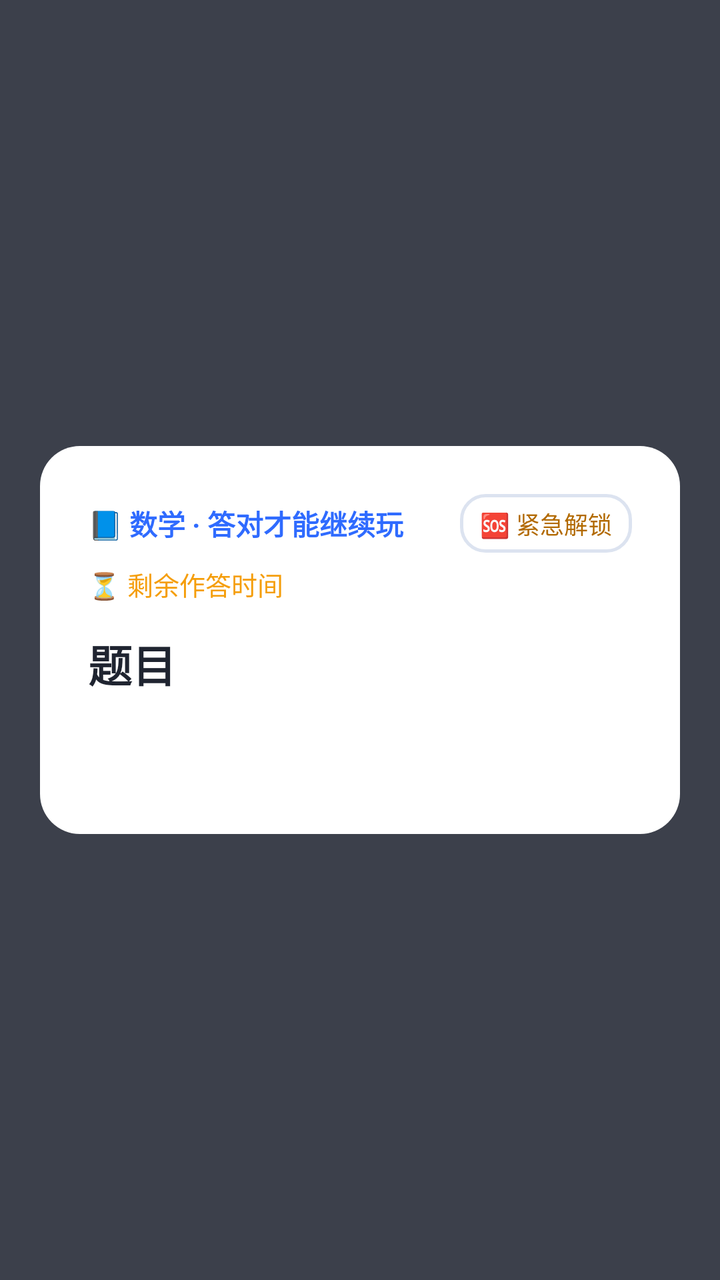
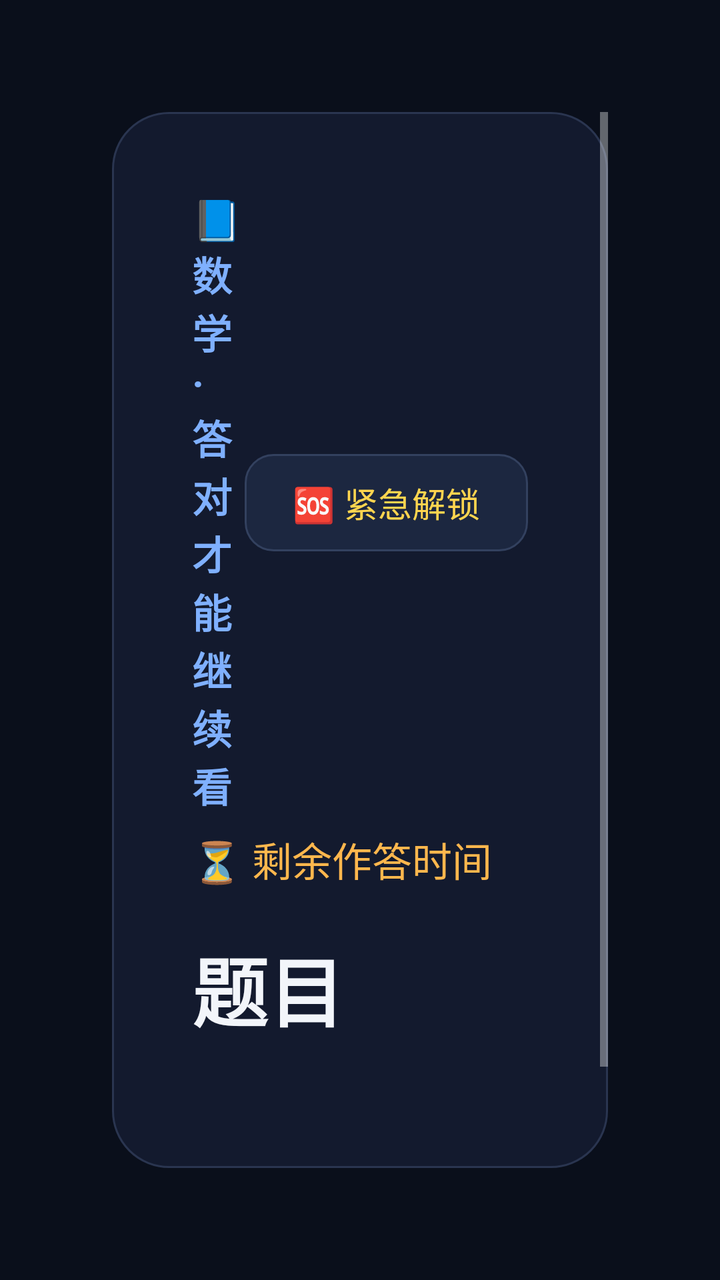

Two renders of the same Android screen: before a commit and after it. Below are the layout's source before the change and the commit's diff.
<!-- AndroidManifest.xml: application theme Theme.AnswerLock -->
<!-- res/layout/activity_quiz.xml -->
<?xml version="1.0" encoding="utf-8"?>
<FrameLayout xmlns:android="http://schemas.android.com/apk/res/android"
    android:layout_width="match_parent"
    android:layout_height="match_parent"
    android:background="#CC0D1220"
    android:gravity="center">

    
    <ScrollView
        android:id="@+id/quizBox"
        android:layout_width="match_parent"
        android:layout_height="wrap_content"
        android:layout_gravity="center"
        android:layout_margin="20dp"
        android:background="@drawable/bg_card">

        <LinearLayout
            android:layout_width="match_parent"
            android:layout_height="wrap_content"
            android:orientation="vertical"
            android:padding="24dp">

            
            <LinearLayout
                android:layout_width="match_parent"
                android:layout_height="wrap_content"
                android:gravity="center_vertical"
                android:orientation="horizontal">

                <TextView
                    android:id="@+id/subjectTv"
                    android:layout_width="0dp"
                    android:layout_height="wrap_content"
                    android:layout_weight="1"
                    android:text="📘 数学 · 答对才能继续玩"
                    android:textColor="#2F6BFF"
                    android:textSize="14sp"
                    android:textStyle="bold" />

                <TextView
                    android:id="@+id/emergencyBtn"
                    android:layout_width="wrap_content"
                    android:layout_height="wrap_content"
                    android:background="@drawable/bg_field"
                    android:clickable="true"
                    android:focusable="true"
                    android:paddingStart="10dp"
                    android:paddingTop="6dp"
                    android:paddingEnd="10dp"
                    android:paddingBottom="6dp"
                    android:text="🆘 紧急解锁"
                    android:textColor="#B26A00"
                    android:textSize="12sp" />
            </LinearLayout>

            
            <LinearLayout
                android:id="@+id/quizPanel"
                android:layout_width="match_parent"
                android:layout_height="wrap_content"
                android:orientation="vertical">

            <TextView
                android:id="@+id/penaltyTv"
                android:layout_width="wrap_content"
                android:layout_height="wrap_content"
                android:layout_marginTop="4dp"
                android:text="⚠️ 答错加题"
                android:textColor="#E5484D"
                android:textSize="13sp"
                android:textStyle="bold"
                android:visibility="gone" />

            <TextView
                android:id="@+id/timerTv"
                android:layout_width="wrap_content"
                android:layout_height="wrap_content"
                android:layout_marginTop="6dp"
                android:text="⏳ 剩余作答时间"
                android:textColor="#F59E0B"
                android:textSize="13sp" />

            <TextView
                android:id="@+id/questionTv"
                android:layout_width="match_parent"
                android:layout_height="wrap_content"
                android:layout_marginTop="14dp"
                android:layout_marginBottom="14dp"
                android:text="题目"
                android:textColor="#1F2430"
                android:textSize="22sp"
                android:textStyle="bold" />

            <LinearLayout
                android:id="@+id/optionsBox"
                android:layout_width="match_parent"
                android:layout_height="wrap_content"
                android:orientation="vertical" />

            <TextView
                android:id="@+id/feedbackTv"
                android:layout_width="match_parent"
                android:layout_height="wrap_content"
                android:layout_marginTop="12dp"
                android:gravity="center"
                android:textColor="#1F2430"
                android:textSize="14sp" />

            <TextView
                android:id="@+id/explainTv"
                android:layout_width="match_parent"
                android:layout_height="wrap_content"
                android:layout_marginTop="10dp"
                android:background="#F2F6FF"
                android:lineSpacingExtra="4dp"
                android:padding="12dp"
                android:textColor="#1F2430"
                android:textSize="13sp"
                android:visibility="gone" />

            <Button
                android:id="@+id/replayBtn"
                android:layout_width="match_parent"
                android:layout_height="42dp"
                android:layout_marginTop="8dp"
                android:backgroundTint="#EEF2FF"
                android:text="🔊 再听一遍讲解"
                android:textColor="#2F6BFF"
                android:visibility="gone" />
            </LinearLayout>

            
            <LinearLayout
                android:id="@+id/emgBox"
                android:layout_width="match_parent"
                android:layout_height="wrap_content"
                android:orientation="vertical"
                android:visibility="gone">

                <TextView
                    android:layout_width="wrap_content"
                    android:layout_height="wrap_content"
                    android:text="🆘 家长紧急解锁"
                    android:textColor="#1F2430"
                    android:textSize="19sp"
                    android:textStyle="bold" />

                <TextView
                    android:layout_width="match_parent"
                    android:layout_height="wrap_content"
                    android:layout_marginTop="8dp"
                    android:background="#FFF4E5"
                    android:lineSpacingExtra="3dp"
                    android:padding="12dp"
                    android:text="输入家长密码后：\n· 本轮题目立即作废，不用再答\n· 接下来 10 分钟不弹题、不计使用时长\n· 10 分钟后自动恢复守护"
                    android:textColor="#8C4038"
                    android:textSize="13sp" />

                <EditText
                    android:id="@+id/emgPwd"
                    android:layout_width="match_parent"
                    android:layout_height="48dp"
                    android:layout_marginTop="14dp"
                    android:background="@drawable/bg_field"
                    android:gravity="center"
                    android:hint="家长密码"
                    android:inputType="numberPassword"
                    android:maxLength="8"
                    android:textSize="16sp" />

                <TextView
                    android:id="@+id/emgErrTv"
                    android:layout_width="match_parent"
                    android:layout_height="wrap_content"
                    android:layout_marginTop="8dp"
                    android:gravity="center"
                    android:text="密码不对"
                    android:textColor="#C0392B"
                    android:textSize="12sp"
                    android:visibility="gone" />

                <LinearLayout
                    android:layout_width="match_parent"
                    android:layout_height="wrap_content"
                    android:layout_marginTop="14dp"
                    android:orientation="horizontal">

                    <Button
                        android:id="@+id/emgCancelBtn"
                        android:layout_width="0dp"
                        android:layout_height="46dp"
                        android:layout_weight="1"
                        android:backgroundTint="#F0F2F6"
                        android:text="取消"
                        android:textColor="#7A8194" />

                    <Button
                        android:id="@+id/emgOkBtn"
                        android:layout_width="0dp"
                        android:layout_height="46dp"
                        android:layout_marginStart="10dp"
                        android:layout_weight="1"
                        android:backgroundTint="#F59E0B"
                        android:text="确认解锁"
                        android:textColor="#FFFFFF" />
                </LinearLayout>
            </LinearLayout>
        </LinearLayout>
    </ScrollView>

    
    <LinearLayout
        android:id="@+id/lockBox"
        android:layout_width="match_parent"
        android:layout_height="match_parent"
        android:background="#10162A"
        android:gravity="center"
        android:orientation="vertical"
        android:padding="32dp"
        android:visibility="gone">

        <TextView
            android:layout_width="wrap_content"
            android:layout_height="wrap_content"
            android:text="🔒"
            android:textSize="56sp" />

        <TextView
            android:layout_width="wrap_content"
            android:layout_height="wrap_content"
            android:layout_marginTop="12dp"
            android:text="今日时间已用完"
            android:textColor="#FFFFFF"
            android:textSize="24sp"
            android:textStyle="bold" />

        <TextView
            android:layout_width="wrap_content"
            android:layout_height="wrap_content"
            android:layout_marginTop="8dp"
            android:gravity="center"
            android:text="去阅读、运动或休息一下吧！\n想继续使用需要家长输入密码解锁。"
            android:textColor="#AAB3C9"
            android:textSize="14sp" />

        <EditText
            android:id="@+id/lockPwd"
            android:layout_width="220dp"
            android:layout_height="48dp"
            android:layout_marginTop="24dp"
            android:gravity="center"
            android:hint="请输入家长密码"
            android:inputType="textPassword"
            android:maxLength="8"
            android:textColor="#FFFFFF"
            android:textColorHint="#7A8194" />

        <Button
            android:id="@+id/unlockBtn"
            android:layout_width="wrap_content"
            android:layout_height="48dp"
            android:layout_marginTop="12dp"
            android:paddingStart="40dp"
            android:paddingEnd="40dp"
            android:backgroundTint="#2F6BFF"
            android:text="解锁"
            android:textColor="#FFFFFF" />
    </LinearLayout>
</FrameLayout>
<!-- resources referenced by this layout -->
<resources>
  <!-- drawable bg_card (drawable) -->
  <?xml version="1.0" encoding="utf-8"?>
  <shape xmlns:android="http://schemas.android.com/apk/res/android">
      <solid android:color="#FFFFFF" />
      <corners android:radius="20dp" />
  </shape>
  <!-- drawable bg_field (drawable) -->
  <?xml version="1.0" encoding="utf-8"?>
  <shape xmlns:android="http://schemas.android.com/apk/res/android">
      <solid android:color="#FFFFFF" />
      <corners android:radius="12dp" />
      <stroke
          android:width="1.5dp"
          android:color="#DCE3F0" />
  </shape>
  <style name="Theme.AnswerLock" parent="Theme.AppCompat.Light.NoActionBar">
          <item name="android:statusBarColor">#F5F6F8</item>
          <item name="android:windowLightStatusBar">true</item>
      </style>
</resources>

<!-- the commit's change to res/layout/activity_quiz.xml (unified diff, before → after) -->
@@ -1,8 +1,9 @@
 <?xml version="1.0" encoding="utf-8"?>
+
 <FrameLayout xmlns:android="http://schemas.android.com/apk/res/android"
     android:layout_width="match_parent"
     android:layout_height="match_parent"
-    android:background="#CC0D1220"
+    android:background="#E60A0F1C"
     android:gravity="center">
 
     
@@ -11,14 +12,14 @@
         android:layout_width="match_parent"
         android:layout_height="wrap_content"
         android:layout_gravity="center"
-        android:layout_margin="20dp"
-        android:background="@drawable/bg_card">
+        android:layout_margin="56dp"
+        android:background="@drawable/bg_card_dark">
 
         <LinearLayout
             android:layout_width="match_parent"
             android:layout_height="wrap_content"
             android:orientation="vertical"
-            android:padding="24dp">
+            android:padding="40dp">
 
             
             <LinearLayout
@@ -32,25 +33,25 @@
                     android:layout_width="0dp"
                     android:layout_height="wrap_content"
                     android:layout_weight="1"
-                    android:text="📘 数学 · 答对才能继续玩"
-                    android:textColor="#2F6BFF"
-                    android:textSize="14sp"
+                    android:text="📘 数学 · 答对才能继续看"
+                    android:textColor="#7FB0FF"
+                    android:textSize="20sp"
                     android:textStyle="bold" />
 
                 <TextView
                     android:id="@+id/emergencyBtn"
                     android:layout_width="wrap_content"
                     android:layout_height="wrap_content"
-                    android:background="@drawable/bg_field"
+                    android:background="@drawable/bg_opt"
                     android:clickable="true"
                     android:focusable="true"
-                    android:paddingStart="10dp"
-                    android:paddingTop="6dp"
-                    android:paddingEnd="10dp"
-                    android:paddingBottom="6dp"
+                    android:paddingStart="24dp"
+                    android:paddingTop="12dp"
+                    android:paddingEnd="24dp"
+                    android:paddingBottom="12dp"
                     android:text="🆘 紧急解锁"
-                    android:textColor="#B26A00"
-                    android:textSize="12sp" />
+                    android:textColor="#FFD54F"
+                    android:textSize="17sp" />
             </LinearLayout>
 
             
@@ -60,73 +61,81 @@
                 android:layout_height="wrap_content"
                 android:orientation="vertical">
 
-            <TextView
-                android:id="@+id/penaltyTv"
-                android:layout_width="wrap_content"
-                android:layout_height="wrap_content"
-                android:layout_marginTop="4dp"
-                android:text="⚠️ 答错加题"
-                android:textColor="#E5484D"
-                android:textSize="13sp"
-                android:textStyle="bold"
-                android:visibility="gone" />
-
-            <TextView
-                android:id="@+id/timerTv"
-                android:layout_width="wrap_content"
-                android:layout_height="wrap_content"
-                android:layout_marginTop="6dp"
-                android:text="⏳ 剩余作答时间"
-                android:textColor="#F59E0B"
-                android:textSize="13sp" />
-
-            <TextView
-                android:id="@+id/questionTv"
-                android:layout_width="match_parent"
-                android:layout_height="wrap_content"
-                android:layout_marginTop="14dp"
-                android:layout_marginBottom="14dp"
-                android:text="题目"
-                android:textColor="#1F2430"
-                android:textSize="22sp"
-                android:textStyle="bold" />
-
-            <LinearLayout
-                android:id="@+id/optionsBox"
-                android:layout_width="match_parent"
-                android:layout_height="wrap_content"
-                android:orientation="vertical" />
-
-            <TextView
-                android:id="@+id/feedbackTv"
-                android:layout_width="match_parent"
-                android:layout_height="wrap_content"
-                android:layout_marginTop="12dp"
-                android:gravity="center"
-                android:textColor="#1F2430"
-                android:textSize="14sp" />
-
-            <TextView
-                android:id="@+id/explainTv"
-                android:layout_width="match_parent"
-                android:layout_height="wrap_content"
-                android:layout_marginTop="10dp"
-                android:background="#F2F6FF"
-                android:lineSpacingExtra="4dp"
-                android:padding="12dp"
-                android:textColor="#1F2430"
-                android:textSize="13sp"
-                android:visibility="gone" />
-
-            <Button
-                android:id="@+id/replayBtn"
-                android:layout_width="match_parent"
-                android:layout_height="42dp"
-                android:layout_marginTop="8dp"
-                android:backgroundTint="#EEF2FF"
-                android:text="🔊 再听一遍讲解"
-                android:textColor="#2F6BFF"
-                android:visibility="gone" />
+                <TextView
+                    android:id="@+id/penaltyTv"
+                    android:layout_width="wrap_content"
+                    android:layout_height="wrap_content"
+                    android:layout_marginTop="8dp"
+                    android:text="⚠️ 答错加题"
+                    android:textColor="#FF6E6E"
+                    android:textSize="18sp"
+                    android:textStyle="bold"
+                    android:visibility="gone" />
+
+                <TextView
+                    android:id="@+id/timerTv"
+                    android:layout_width="wrap_content"
+                    android:layout_height="wrap_content"
+                    android:layout_marginTop="8dp"
+                    android:text="⏳ 剩余作答时间"
+                    android:textColor="#FFB74D"
+                    android:textSize="20sp" />
+
+                <TextView
+                    android:id="@+id/questionTv"
+                    android:focusable="true"
+                    android:focusableInTouchMode="true"
+                    android:defaultFocusHighlightEnabled="false"
+                    android:layout_width="match_parent"
+                    android:layout_height="wrap_content"
+                    android:layout_marginTop="22dp"
+                    android:layout_marginBottom="8dp"
+                    android:lineSpacingExtra="6dp"
+                    android:text="题目"
+                    android:textColor="#F2F5FA"
+                    android:textSize="38sp"
+                    android:textStyle="bold" />
+
+                
+                <LinearLayout
+                    android:id="@+id/optionsBox"
+                    android:layout_width="match_parent"
+                    android:layout_height="wrap_content"
+                    android:layout_marginTop="18dp"
+                    android:orientation="vertical" />
+
+                <TextView
+                    android:id="@+id/feedbackTv"
+                    android:layout_width="match_parent"
+                    android:layout_height="wrap_content"
+                    android:layout_marginTop="20dp"
+                    android:gravity="center"
+                    android:textColor="#F2F5FA"
+                    android:textSize="24sp"
+                    android:textStyle="bold" />
+
+                <TextView
+                    android:id="@+id/explainTv"
+                    android:layout_width="match_parent"
+                    android:layout_height="wrap_content"
+                    android:layout_marginTop="14dp"
+                    android:background="#16223F"
+                    android:lineSpacingExtra="6dp"
+                    android:padding="20dp"
+                    android:textColor="#C9D6F2"
+                    android:textSize="19sp"
+                    android:visibility="gone" />
+
+                <Button
+                    android:id="@+id/replayBtn"
+                    android:layout_width="match_parent"
+                    android:layout_height="60dp"
+                    android:layout_marginTop="10dp"
+                    android:backgroundTint="#1C2740"
+                    android:text="🔊 再听一遍讲解"
+                    android:textColor="#7FB0FF"
+                    android:textSize="18sp"
+                    android:visibility="gone" />
             </LinearLayout>
 
             
@@ -141,68 +150,83 @@
                     android:layout_width="wrap_content"
                     android:layout_height="wrap_content"
                     android:text="🆘 家长紧急解锁"
-                    android:textColor="#1F2430"
-                    android:textSize="19sp"
+                    android:textColor="#F2F5FA"
+                    android:textSize="28sp"
                     android:textStyle="bold" />
 
                 <TextView
                     android:layout_width="match_parent"
                     android:layout_height="wrap_content"
-                    android:layout_marginTop="8dp"
-                    android:background="#FFF4E5"
-                    android:lineSpacingExtra="3dp"
-                    android:padding="12dp"
+                    android:layout_marginTop="14dp"
+                    android:background="#2A2010"
+                    android:lineSpacingExtra="5dp"
+                    android:padding="20dp"
                     android:text="输入家长密码后：\n· 本轮题目立即作废，不用再答\n· 接下来 10 分钟不弹题、不计使用时长\n· 10 分钟后自动恢复守护"
-                    android:textColor="#8C4038"
-                    android:textSize="13sp" />
+                    android:textColor="#E8C49A"
+                    android:textSize="17sp" />
 
                 <EditText
                     android:id="@+id/emgPwd"
-                    android:layout_width="match_parent"
-                    android:layout_height="48dp"
-                    android:layout_marginTop="14dp"
-                    android:background="@drawable/bg_field"
+                    android:layout_width="620dp"
+                    android:layout_height="64dp"
+                    android:layout_marginTop="20dp"
+                    android:layout_gravity="center_horizontal"
+                    android:background="@drawable/bg_field_dark"
                     android:gravity="center"
                     android:hint="家长密码"
-                    android:inputType="numberPassword"
+                    android:inputType="textPassword"
                     android:maxLength="8"
-                    android:textSize="16sp" />
+                    android:textColor="#F2F5FA"
+                    android:textColorHint="#5F6C88"
+                    android:textSize="22sp" />
+
+                
+                <LinearLayout
+                    android:id="@+id/emgPadBox"
+                    android:layout_width="620dp"
+                    android:layout_height="wrap_content"
+                    android:layout_marginTop="12dp"
+                    android:layout_gravity="center_horizontal"
+                    android:orientation="vertical" />
 
                 <TextView
                     android:id="@+id/emgErrTv"
                     android:layout_width="match_parent"
                     android:layout_height="wrap_content"
-                    android:layout_marginTop="8dp"
+                    android:layout_marginTop="10dp"
                     android:gravity="center"
                     android:text="密码不对"
-                    android:textColor="#C0392B"
-                    android:textSize="12sp"
+                    android:textColor="#FF6E6E"
+                    android:textSize="16sp"
                     android:visibility="gone" />
 
                 <LinearLayout
                     android:layout_width="match_parent"
                     android:layout_height="wrap_content"
-                    android:layout_marginTop="14dp"
+                    android:layout_marginTop="18dp"
                     android:orientation="horizontal">
 
                     <Button
                         android:id="@+id/emgCancelBtn"
                         android:layout_width="0dp"
-                        android:layout_height="46dp"
+                        android:layout_height="64dp"
+                        android:layout_marginEnd="10dp"
                         android:layout_weight="1"
-                        android:backgroundTint="#F0F2F6"
+                        android:backgroundTint="#1C2740"
                         android:text="取消"
-                        android:textColor="#7A8194" />
+                        android:textColor="#9AA6C0"
+                        android:textSize="20sp" />
 
                     <Button
                         android:id="@+id/emgOkBtn"
                         android:layout_width="0dp"
-                        android:layout_height="46dp"
+                        android:layout_height="64dp"
                         android:layout_marginStart="10dp"
                         android:layout_weight="1"
                         android:backgroundTint="#F59E0B"
                         android:text="确认解锁"
-                        android:textColor="#FFFFFF" />
+                        android:textColor="#FFFFFF"
+                        android:textSize="20sp" />
                 </LinearLayout>
             </LinearLayout>
         </LinearLayout>
@@ -213,57 +237,80 @@
         android:id="@+id/lockBox"
         android:layout_width="match_parent"
         android:layout_height="match_parent"
-        android:background="#10162A"
-        android:gravity="center"
+        android:background="#0A0E1A"
+        android:gravity="center_horizontal"
         android:orientation="vertical"
-        android:padding="32dp"
+        android:padding="56dp"
         android:visibility="gone">
+
+        <Space
+            android:layout_width="match_parent"
+            android:layout_height="0dp"
+            android:layout_weight="1" />
 
         <TextView
             android:layout_width="wrap_content"
             android:layout_height="wrap_content"
             android:text="🔒"
-            android:textSize="56sp" />
+            android:textSize="80sp" />
 
         <TextView
             android:layout_width="wrap_content"
             android:layout_height="wrap_content"
-            android:layout_marginTop="12dp"
-            android:text="今日时间已用完"
+            android:layout_marginTop="14dp"
+            android:text="今日看电视时间已用完"
             android:textColor="#FFFFFF"
-            android:textSize="24sp"
+            android:textSize="34sp"
             android:textStyle="bold" />
 
         <TextView
             android:layout_width="wrap_content"
             android:layout_height="wrap_content"
-            android:layout_marginTop="8dp"
+            android:layout_marginTop="10dp"
             android:gravity="center"
-            android:text="去阅读、运动或休息一下吧！\n想继续使用需要家长输入密码解锁。"
+            android:lineSpacingExtra="4dp"
+            android:text="去阅读、运动或休息一下吧！\n想继续看需要家长用遥控器输密码解锁。"
             android:textColor="#AAB3C9"
-            android:textSize="14sp" />
+            android:textSize="19sp" />
 
         <EditText
             android:id="@+id/lockPwd"
-            android:layout_width="220dp"
-            android:layout_height="48dp"
-            android:layout_marginTop="24dp"
+            android:layout_width="620dp"
+            android:layout_height="64dp"
+            android:layout_marginTop="28dp"
+            android:layout_gravity="center_horizontal"
+            android:background="@drawable/bg_field_dark"
             android:gravity="center"
             android:hint="请输入家长密码"
             android:inputType="textPassword"
             android:maxLength="8"
             android:textColor="#FFFFFF"
-            android:textColorHint="#7A8194" />
+            android:textColorHint="#5F6C88"
+            android:textSize="22sp" />
+
+        
+        <LinearLayout
+            android:id="@+id/lockPadBox"
+            android:layout_width="620dp"
+            android:layout_height="wrap_content"
+            android:layout_marginTop="12dp"
+            android:layout_gravity="center_horizontal"
+            android:orientation="vertical" />
 
         <Button
             android:id="@+id/unlockBtn"
-            android:layout_width="wrap_content"
-            android:layout_height="48dp"
-            android:layout_marginTop="12dp"
-            android:paddingStart="40dp"
-            android:paddingEnd="40dp"
+            android:layout_width="620dp"
+            android:layout_height="64dp"
+            android:layout_marginTop="14dp"
+            android:layout_gravity="center_horizontal"
             android:backgroundTint="#2F6BFF"
             android:text="解锁"
-            android:textColor="#FFFFFF" />
+            android:textColor="#FFFFFF"
+            android:textSize="20sp" />
+
+        <Space
+            android:layout_width="match_parent"
+            android:layout_height="0dp"
+            android:layout_weight="1" />
     </LinearLayout>
 </FrameLayout>
<!-- resource entries referenced after the edit -->
@@ -1,23 +1,57 @@
 <!-- resources referenced by this layout -->
 <resources>
-  <!-- drawable bg_card (drawable) -->
+  <!-- drawable bg_card_dark (drawable) -->
   <?xml version="1.0" encoding="utf-8"?>
   <shape xmlns:android="http://schemas.android.com/apk/res/android">
-      <solid android:color="#FFFFFF" />
-      <corners android:radius="20dp" />
+      <solid android:color="#131A2E" />
+      <corners android:radius="28dp" />
+      <stroke
+          android:width="1dp"
+          android:color="#2A3550" />
   </shape>
-  <!-- drawable bg_field (drawable) -->
+  <!-- drawable bg_field_dark (drawable) -->
   <?xml version="1.0" encoding="utf-8"?>
   <shape xmlns:android="http://schemas.android.com/apk/res/android">
-      <solid android:color="#FFFFFF" />
+      <solid android:color="#0F1424" />
       <corners android:radius="12dp" />
       <stroke
           android:width="1.5dp"
-          android:color="#DCE3F0" />
+          android:color="#3A4763" />
   </shape>
-  <style name="Theme.AnswerLock" parent="Theme.AppCompat.Light.NoActionBar">
-          <item name="android:statusBarColor">#F5F6F8</item>
-          <item name="android:windowLightStatusBar">true</item>
+  <!-- drawable bg_opt (drawable) -->
+  <?xml version="1.0" encoding="utf-8"?>
+  <selector xmlns:android="http://schemas.android.com/apk/res/android">
+      <item android:state_focused="true">
+          <shape>
+              <solid android:color="#2F6BFF" />
+              <corners android:radius="14dp" />
+              <stroke
+                  android:width="2dp"
+                  android:color="#FFFFFF" />
+          </shape>
+      </item>
+      <item android:state_pressed="true">
+          <shape>
+              <solid android:color="#1E4FA8" />
+              <corners android:radius="14dp" />
+              <stroke
+                  android:width="2dp"
+                  android:color="#FFFFFF" />
+          </shape>
+      </item>
+      <item>
+          <shape>
+              <solid android:color="#1C2740" />
+              <corners android:radius="14dp" />
+              <stroke
+                  android:width="1dp"
+                  android:color="#33415F" />
+          </shape>
+      </item>
+  </selector>
+  <style name="Theme.AnswerLock" parent="Theme.AppCompat.NoActionBar">
+          <item name="android:windowBackground">#0D1117</item>
+          <item name="android:colorBackground">#0D1117</item>
       </style>
 </resources>
 
